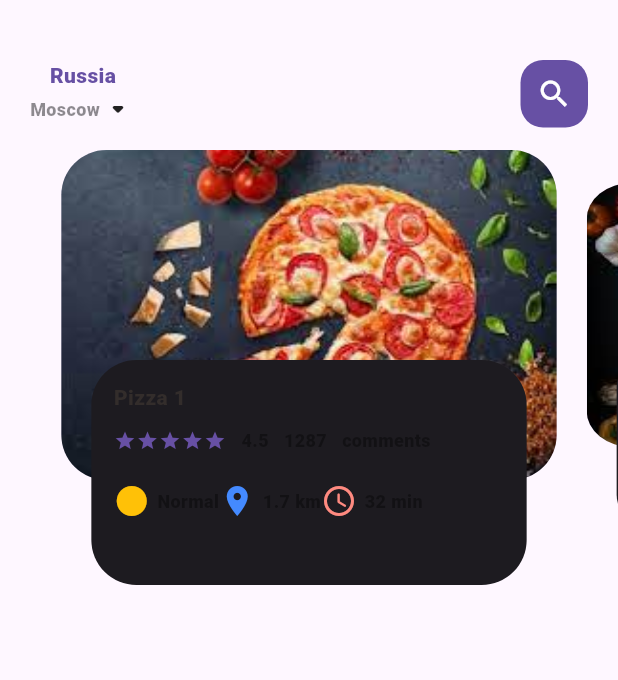
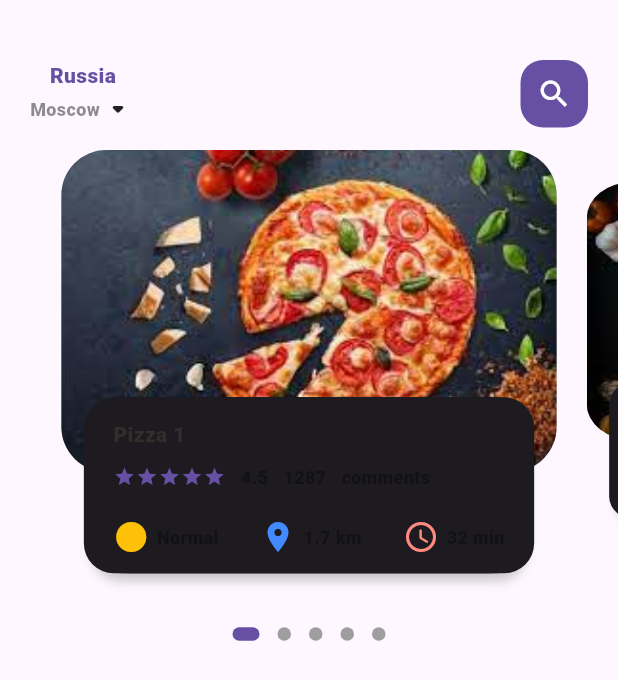
Before and after one commit to anatoliyKaragodin/flutter_ecommerce_app, a Flutter app: the screen it shows after launch, on a phone screen of 412 x 824 dp. Shown: the top 680 px of the screen. Run offline on Flutter 3.47's test engine with Material 2 defaults, Android fonts, the phone set to English and light mode, and no system bars; drawn by our look-alikes of dots_indicator; our stand-ins replace get.

Commit message:
add dimensions.dart (not for all values)

```diff
--- a/lib/home_page/main_home_page.dart
+++ b/lib/home_page/main_home_page.dart
@@ -17,6 +17,7 @@ class _MainHomePageState extends State<MainHomePage> {
     return Scaffold(
       body: Column(
         children: [
+          /// Header
           Container(
             child: Container(
               margin: EdgeInsets.only(top: 40, bottom: 15),
@@ -53,6 +54,7 @@ class _MainHomePageState extends State<MainHomePage> {
               ),
             ),
           ),
+          /// Body
           MainHomePageBody(),
         ],
       ),
--- a/lib/home_page/main_home_page_body.dart
+++ b/lib/home_page/main_home_page_body.dart
@@ -1,5 +1,7 @@
+import 'package:dots_indicator/dots_indicator.dart';
 import 'package:flutter/material.dart';
 import 'package:flutter_ecommerce_app/utils/colors_util.dart';
+import 'package:flutter_ecommerce_app/utils/dimensions.dart';
 import 'package:flutter_ecommerce_app/widgets/big_text_widget.dart';
 import 'package:flutter_ecommerce_app/widgets/icon_and_text_widget.dart';
 import 'package:flutter_ecommerce_app/widgets/small_text_widget.dart';
@@ -15,7 +17,7 @@ class _MainHomePageBodyState extends State<MainHomePageBody> {
   PageController pageController = PageController(viewportFraction: 0.85);
   double _currentPageValue = 0.0;
   double _scaleFactor = 0.8;
-  double _height = 220;
+  double _height = Dimensions.pageViewContainer;
 
   @override
   void initState() {
@@ -38,17 +40,32 @@ class _MainHomePageBodyState extends State<MainHomePageBody> {
 
   @override
   Widget build(BuildContext context) {
-    return Container(
-      height: 320,
+    return Column(
+      children: [
+        Container(
+          height: Dimensions.pageView,
           child: PageView.builder(
               controller: pageController,
               itemCount: 5,
               itemBuilder: (context, position) {
                 return _buildPageItem(context, position);
               }),
+        ),
+        DotsIndicator(
+          dotsCount: 5,
+          position: _currentPageValue,
+          decorator: DotsDecorator(
+            size: const Size.square(9.0),
+            activeSize: const Size(18.0, 9.0),
+            activeShape: RoundedRectangleBorder(
+                borderRadius: BorderRadius.circular(5.0)),
+          ),
+        )
+      ],
     );
   }
 
+  /// Carousel
   Widget _buildPageItem(context, int index) {
     Matrix4 matrix = Matrix4.identity();
     if (index == _currentPageValue.floor()) {
@@ -76,14 +93,14 @@ class _MainHomePageBodyState extends State<MainHomePageBody> {
     } else {
       var currentScale = 0.8;
       matrix = Matrix4.diagonal3Values(1, currentScale, 1)
-        ..setTranslationRaw(0, _height * (1 - _scaleFactor)/2, 1);
+        ..setTranslationRaw(0, _height * (1 - _scaleFactor) / 2, 1);
     }
 
     return Transform(
       transform: matrix,
       child: Stack(children: [
         Container(
-          height: 220,
+          height: Dimensions.pageViewContainer,
           margin: EdgeInsets.only(left: 10, right: 10),
           decoration: BoxDecoration(
               borderRadius: BorderRadius.circular(30),
@@ -100,21 +117,34 @@ class _MainHomePageBodyState extends State<MainHomePageBody> {
         Align(
           alignment: Alignment.bottomCenter,
           child: Container(
-            height: 150,
+            height: Dimensions.pageViewTextContainer,
             margin: EdgeInsets.only(left: 30, right: 30, bottom: 30),
             decoration: BoxDecoration(
-              borderRadius: BorderRadius.circular(30),
+                borderRadius: BorderRadius.circular(20),
                 color: Theme.of(context).colorScheme.onBackground,
-            ),
+                boxShadow: [
+                  BoxShadow(
+                      color:
+                          Theme.of(context).colorScheme.shadow.withOpacity(0.2),
+                      blurRadius: 5.0,
+                      offset: Offset(0, 5)),
+                  BoxShadow(
+                      color: Theme.of(context).colorScheme.onBackground,
+                      offset: Offset(-5, 0)),
+                  BoxShadow(
+                      color: Theme.of(context).colorScheme.onBackground,
+                      offset: Offset(5, 0))
+                ]),
             child: Container(
-              padding: EdgeInsets.only(top: 15, right: 15, left: 15),
+              padding: EdgeInsets.only(top: Dimensions.height15, right: Dimensions.height15, left: Dimensions.height15),
               child: Column(
                 crossAxisAlignment: CrossAxisAlignment.start,
                 children: [
                   BigText(text: 'Pizza ${index + 1}'),
                   SizedBox(
-                    height: 10,
+                    height: Dimensions.height10,
                   ),
+                  /// Comment section
                   Row(
                     children: [
                       Wrap(
@@ -141,9 +171,11 @@ class _MainHomePageBodyState extends State<MainHomePageBody> {
                     ],
                   ),
                   SizedBox(
-                    height: 20,
+                    height: Dimensions.height10*2,
                   ),
+                  /// Time and distance
                   Row(
+                    mainAxisAlignment: MainAxisAlignment.spaceBetween,
                     children: [
                       IconAndTextWidget(
                           icondata: Icons.circle_rounded,
--- a/lib/main.dart
+++ b/lib/main.dart
@@ -1,4 +1,5 @@
 import 'package:flutter/material.dart';
+import 'package:get/get_navigation/src/root/get_material_app.dart';
 
 import 'home_page/main_home_page.dart';
 
@@ -12,7 +13,7 @@ class MyApp extends StatelessWidget {
   // This widget is the root of your application.
   @override
   Widget build(BuildContext context) {
-    return MaterialApp(
+    return GetMaterialApp(
       debugShowCheckedModeBanner: false,
               theme: ThemeData(
         useMaterial3: true,
--- /dev/null
+++ b/lib/utils/dimensions.dart
@@ -0,0 +1,12 @@
+import 'package:get/get.dart';
+
+class Dimensions {
+static double screenHeight = Get.context!.height;
+static double screenWidth = Get.context!.width;
+
+static double pageView = screenHeight/2.64;
+static double pageViewContainer = screenHeight/3.84;
+static double pageViewTextContainer = screenHeight/7.03;
+static double height10 = screenHeight/84.4;
+static double height15 = screenHeight/56.2;
+}
--- a/pubspec.yaml
+++ b/pubspec.yaml
@@ -31,6 +31,8 @@ environment:
 dependencies:
   flutter:
     sdk: flutter
+  get: ^4.1.4
+  dots_indicator: ^2.0.0
 
 
   # The following adds the Cupertino Icons font to your application.
```
Also changed, not shown: pubspec.lock. Lines whose indentation alone changed are shown as unchanged.
